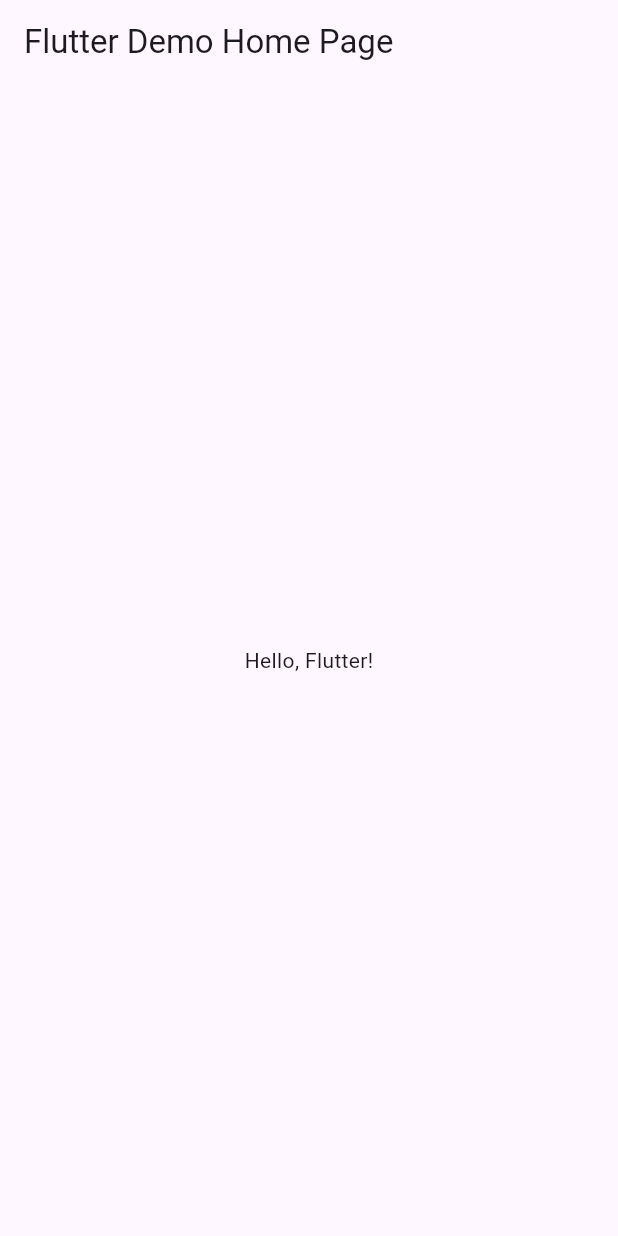
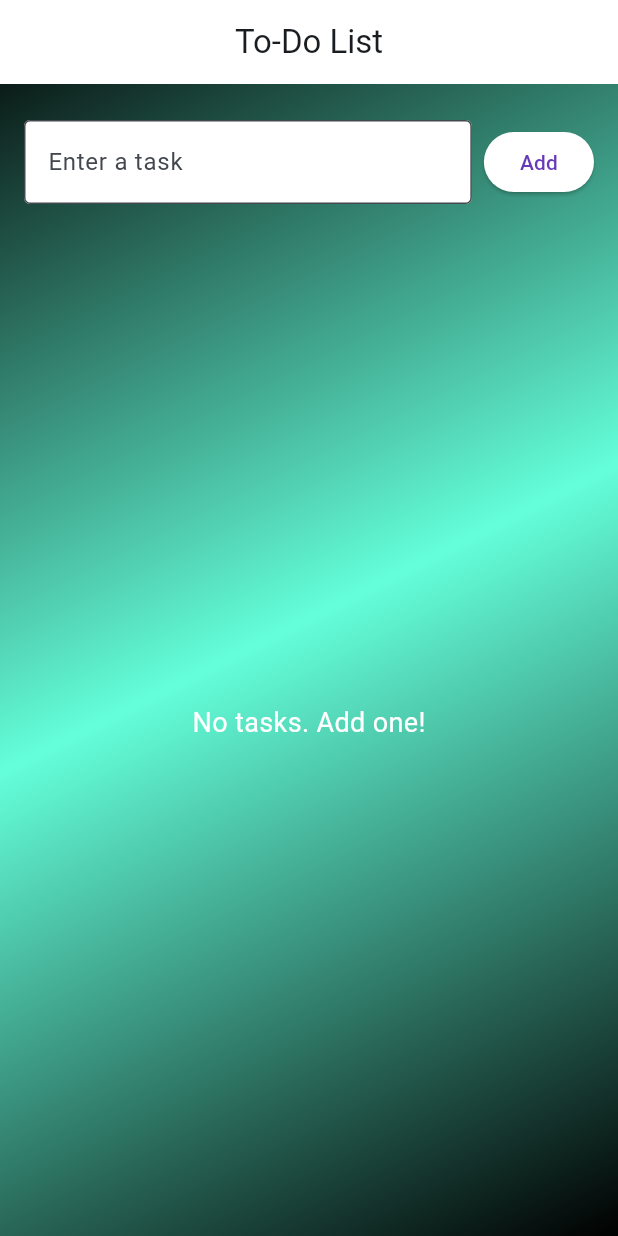
Before and after one commit to ShubhamBayas-Josh/Flutter-Assignments, a Flutter app: the screen it shows after launch, on a phone screen of 412 x 824 dp. Run offline on Flutter 3.47's test engine with Material 3 defaults, Android fonts, the phone set to English and light mode, and no system bars.

Commit message:
Add Assignment 4

```diff
--- /dev/null
+++ b/lib/Asignment4/todo_item.dart
@@ -0,0 +1,26 @@
+import 'package:flutter/material.dart';
+
+class TodoItem extends StatelessWidget {
+  final String title;
+  final VoidCallback onDelete;
+
+  const TodoItem({
+    super.key,
+    required this.title,
+    required this.onDelete,
+  });
+
+  @override
+  Widget build(BuildContext context) {
+    return Card(
+      color: Colors.white.withOpacity(0.9),
+      child: ListTile(
+        title: Text(title),
+        trailing: IconButton(
+          icon: const Icon(Icons.delete, color: Colors.red),
+          onPressed: onDelete,
+        ),
+      ),
+    );
+  }
+}
--- /dev/null
+++ b/lib/Asignment4/todo_list_page.dart
@@ -0,0 +1,110 @@
+import 'package:assignments/Asignment4/todo_item.dart';
+import 'package:flutter/material.dart';
+
+class TodoListPage extends StatefulWidget {
+  const TodoListPage({super.key});
+
+  @override
+  State<TodoListPage> createState() => _TodoListPageState();
+}
+
+class _TodoListPageState extends State<TodoListPage> {
+  final List<String> _todoItems = [];
+  final TextEditingController _controller = TextEditingController();
+
+  void _addTodoItem() {
+    String newItem = _controller.text.trim();
+    if (newItem.isNotEmpty) {
+      setState(() {
+        _todoItems.add(newItem);
+      });
+      _controller.clear();
+    }
+  }
+
+  void _removeTodoItem(int index) {
+    setState(() {
+      _todoItems.removeAt(index);
+    });
+  }
+
+  @override
+  Widget build(BuildContext context) {
+    return Scaffold(
+      extendBodyBehindAppBar: true,
+      appBar: AppBar(
+        title: const Text('To-Do List'),
+        centerTitle: true,
+        backgroundColor: Colors.white,
+        elevation: 0,
+      ),
+      body: Container(
+        decoration: const BoxDecoration(
+          gradient: LinearGradient(
+            colors: [
+              Colors.black,
+              Colors.tealAccent,
+              Colors.black,
+            ],
+            begin: Alignment.topLeft,
+            end: Alignment.bottomRight,
+          ),
+        ),
+        child: Padding(
+          padding: const EdgeInsets.only(
+              top: kToolbarHeight + 24, left: 16, right: 16, bottom: 16),
+          child: Column(
+            children: [
+              Row(
+                children: [
+                  Expanded(
+                    child: TextField(
+                      controller: _controller,
+                      decoration: const InputDecoration(
+                        labelText: 'Enter a task',
+                        border: OutlineInputBorder(),
+                        filled: true,
+                        fillColor: Colors.white,
+                      ),
+                    ),
+                  ),
+                  const SizedBox(width: 8),
+                  ElevatedButton(
+                    onPressed: _addTodoItem,
+                    style: ElevatedButton.styleFrom(
+                      backgroundColor: Colors.white,
+                      foregroundColor: Colors.deepPurple,
+                    ),
+                    child: const Text('Add'),
+                  ),
+                ],
+              ),
+              const SizedBox(height: 20),
+              Expanded(
+                child: _todoItems.isEmpty
+                    ? const Center(
+                  child: Text(
+                    'No tasks. Add one!',
+                    style: TextStyle(
+                      fontSize: 18,
+                      color: Colors.white,
+                    ),
+                  ),
+                )
+                    : ListView.builder(
+                  itemCount: _todoItems.length,
+                  itemBuilder: (context, index) {
+                    return TodoItem(
+                      title: _todoItems[index],
+                      onDelete: () => _removeTodoItem(index),
+                    );
+                  },
+                ),
+              ),
+            ],
+          ),
+        ),
+      ),
+    );
+  }
+}
--- a/lib/main.dart
+++ b/lib/main.dart
@@ -1,4 +1,5 @@
 import 'package:flutter/material.dart';
+import 'Asignment4/todo_list_page.dart';
 
 void main() {
   runApp(const MyApp());
@@ -10,27 +11,16 @@
   @override
   Widget build(BuildContext context) {
     return MaterialApp(
-      title: 'Flutter Demo',
+      title: 'To-Do List',
+      debugShowCheckedModeBanner: false,
       theme: ThemeData(
-        colorScheme: ColorScheme.fromSeed(seedColor: Colors.deepPurple),
+        useMaterial3: true, // Enable Material 3 design
+        colorScheme: ColorScheme.fromSeed(
+          seedColor: Colors.blue,
+          brightness: Brightness.light,
+        ),
       ),
-      home: const HomePage(),
+      home: const TodoListPage(),
     );
   }
 }
-
-class HomePage extends StatelessWidget {
-  const HomePage({super.key});
-
-  @override
-  Widget build(BuildContext context) {
-    return Scaffold(
-      appBar: AppBar(
-        title: const Text('Flutter Demo Home Page'),
-      ),
-      body: const Center(
-        child: Text('Hello, Flutter!'),
-      ),
-    );
-  }
-}
```
